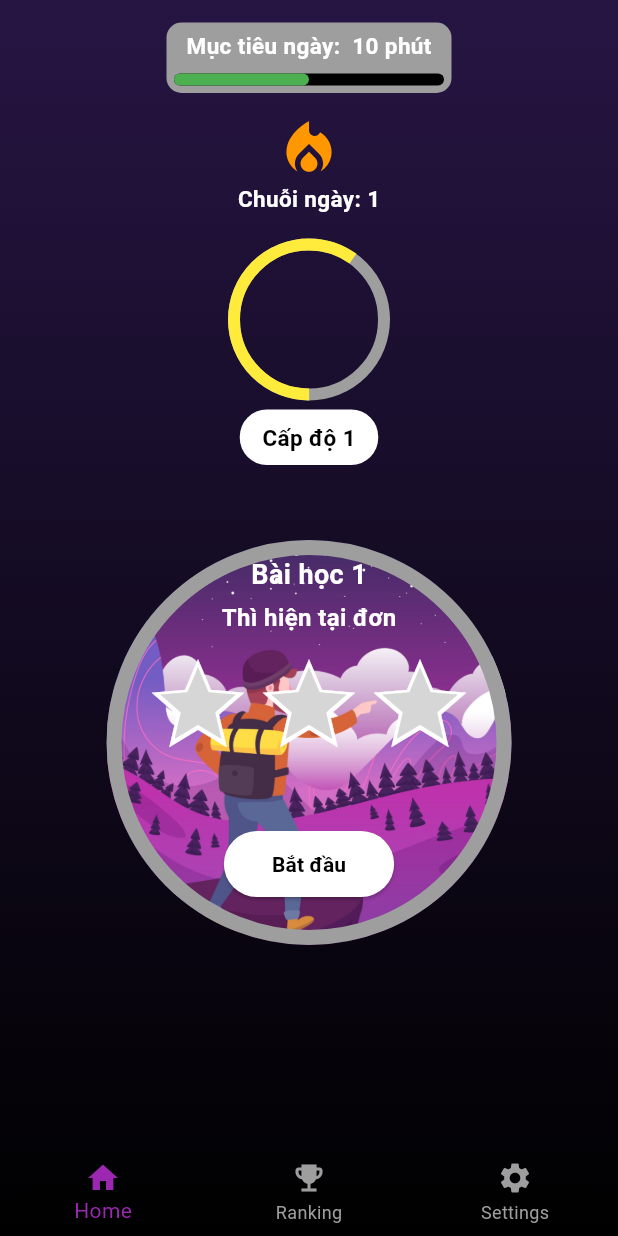
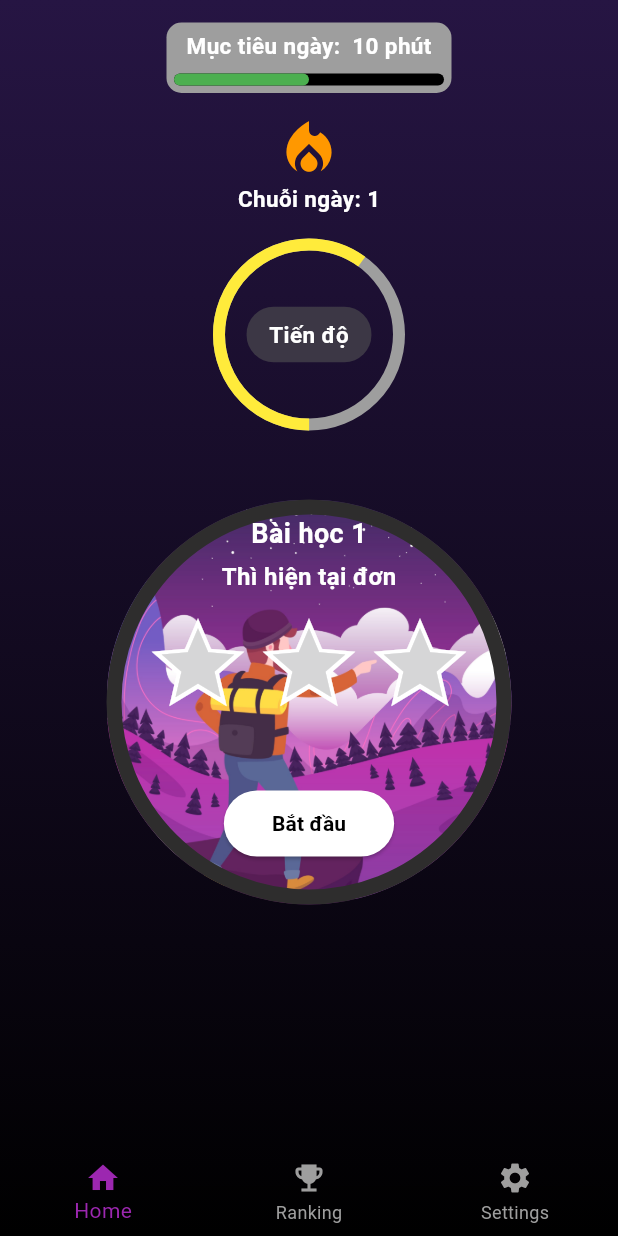
Before and after one commit to thanh2242003/English_App, a Flutter app: the screen it shows after launch, on a phone screen of 412 x 824 dp. Run offline on Flutter 3.47's test engine with Material 3 defaults, Android fonts, the phone set to English and light mode, and no system bars.

Commit message:
fix progressIndicator

```diff
--- a/lib/presentation/screens/home_screen.dart
+++ b/lib/presentation/screens/home_screen.dart
@@ -43,8 +43,6 @@ class HomeScreen extends StatelessWidget {
                       ),
                     ),
                     const SizedBox(height: 8),
-
-                    // progress bar dài bằng text
                     SizedBox(
                       width: 180,
                       child: LinearProgressIndicator(
@@ -58,6 +56,7 @@ class HomeScreen extends StatelessWidget {
                   ],
                 ),
               ),
+              //chuỗi ngày
               Icon(Icons.local_fire_department, color: Colors.orange, size: 45),
               Text(
                 'Chuỗi ngày: 1',
@@ -67,12 +66,14 @@ class HomeScreen extends StatelessWidget {
                   color: Colors.white,
                 ),
               ),
-              //chuỗi ngày
               const SizedBox(height: 20),
               //tiến độ bài học
+              Stack(
+                alignment: Alignment.center,
+                children: [
                   SizedBox(
-                width: 100,
-                height: 100,
+                    width: 120,
+                    height: 120,
                     child: Transform.rotate(
                       angle: 3.14,
                       child: CircularProgressIndicator(
@@ -88,17 +89,19 @@ class HomeScreen extends StatelessWidget {
                   Container(
                     padding: EdgeInsets.symmetric(horizontal: 15, vertical: 8),
                     decoration: BoxDecoration(
-                  color: Colors.white,
+                      color: Color(0xFF3C3745),
                       borderRadius: BorderRadius.circular(18),
                     ),
                     child: Text(
-                  'Cấp độ 1',
+                      'Tiến độ',
                       style: TextStyle(
                         fontSize: 15,
                         fontWeight: FontWeight.bold,
-                    color: Colors.black,
+                        color: Colors.white,
                       ),
                     ),
+                  ),
+                ],
               ),
               const SizedBox(height: 50),
               // Vòng tròn chính giữa
--- a/lib/presentation/widgets/lession_widget.dart
+++ b/lib/presentation/widgets/lession_widget.dart
@@ -17,7 +17,7 @@ class LessonWidget extends StatelessWidget {
       height: 270,
       decoration: BoxDecoration(
         shape: BoxShape.circle,
-        border: Border.all(color: Colors.grey, width: 10),
+        border: Border.all(color: Color(0xFF2E2D2D), width: 10),
         image: DecorationImage(
           image: AssetImage(imagePath),
           fit: BoxFit.cover,
@@ -57,7 +57,7 @@ class LessonWidget extends StatelessWidget {
                     size: 74, // to hơn để tạo viền
                     color: Colors.white,
                   ),
-                  Icon(Icons.star, size: 60, color: Color(0xCCCCCCCD)),
+                  Icon(Icons.star, size: 58, color: Color(0xCCCCCCCD)),
                 ],
               ),
             ),
```
Lines whose indentation alone changed are shown as unchanged.
